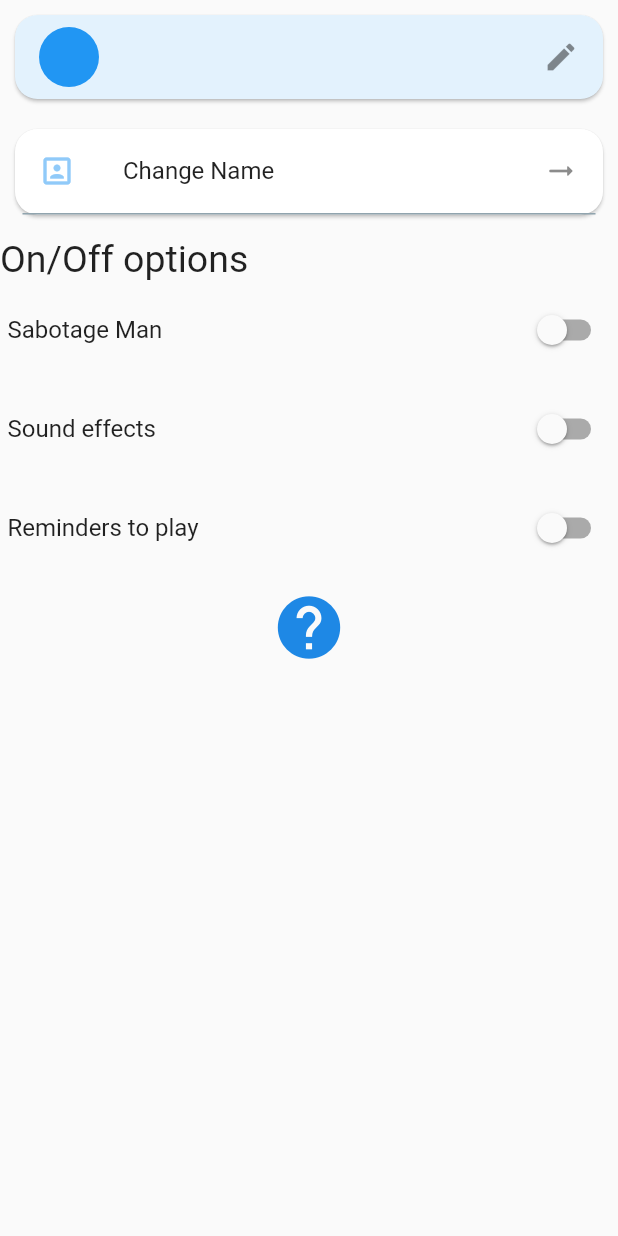
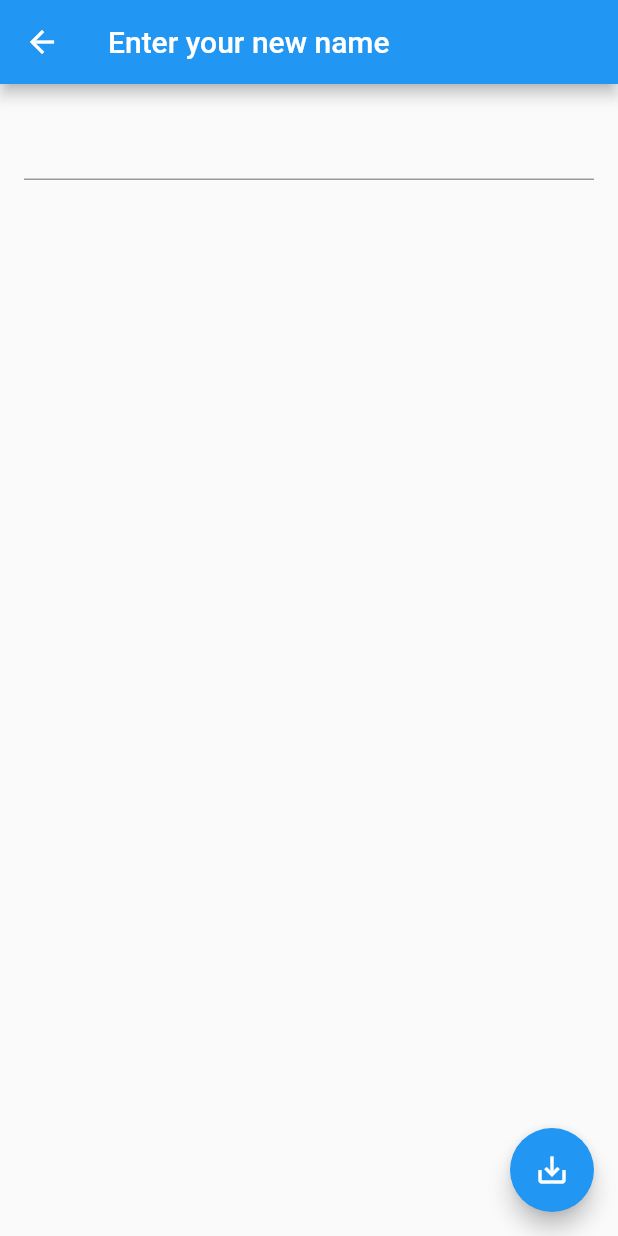
Before and after one commit to hrasheed53/LungDoctor, a Flutter app: the Settings screen opened directly, after a tap on "Change Name", on a phone screen of 412 x 824 dp. Run offline on Flutter 3.47's test engine with Material 2 defaults, Android fonts, the phone set to English and light mode, and no system bars; our stand-ins replace audioplayers, firebase_auth, firebase_core, google_sign_in, photo_view, sqflite; missing offline and left inert: condition; accounts and stored records are empty.

Commit message:
made change name file just need db

```diff
--- /dev/null
+++ b/lib/changeName.dart
@@ -0,0 +1,59 @@
+import 'package:flutter/material.dart';
+
+// Define a custom Form widget.
+class MyCustomForm extends StatefulWidget {
+  @override
+  _MyCustomFormState createState() => _MyCustomFormState();
+}
+
+// Define a corresponding State class.
+// This class holds the data related to the Form.
+class _MyCustomFormState extends State<MyCustomForm> {
+  // Create a text controller and use it to retrieve the current value
+  // of the TextField.
+  final myController = TextEditingController();
+
+  @override
+  void dispose() {
+    // Clean up the controller when the widget is disposed.
+    myController.dispose();
+    super.dispose();
+  }
+
+  @override
+  Widget build(BuildContext context) {
+    return Scaffold(
+      appBar: AppBar(
+        title: Text('Enter your new name'),
+      ),
+      body: Padding(
+        padding: const EdgeInsets.all(16.0),
+        child: TextField(
+          controller: myController,
+        ),
+      ),
+      floatingActionButton: FloatingActionButton(
+        // When the user presses the button, show an alert dialog containing
+        // the text that the user has entered into the text field.
+        onPressed: () {
+          navigateToGame(context);
+          return showDialog(
+            context: context,
+            builder: (context) {
+              return AlertDialog(
+                // Retrieve the text the that user has entered by using the
+                // TextEditingController.
+                content: Text("Your name is changed to " + myController.text),
+              );
+            },
+          );
+        },
+        tooltip: 'Show me the value!',
+        child: Icon(Icons.save_alt_outlined),
+      ),
+    );
+  }
+    Future navigateToGame(context) async {
+    Navigator.of(context).pop();
+  }
+}
--- a/lib/settings.dart
+++ b/lib/settings.dart
@@ -1,5 +1,5 @@
 import 'package:flutter/material.dart';
-
+import 'changeName.dart';
 import 'sabotageInstructions.dart';
 
 class Settings extends StatefulWidget {
@@ -50,8 +50,11 @@ class _SettingsState extends State<Settings> {
                 children: <Widget>[
                   ListTile(
                     onTap: () {
-                      //if we want to add edit profile functionality
-                    },
+                        Navigator.push(
+                        context,
+                        MaterialPageRoute(
+                            builder: (context) => MyCustomForm()));
+                      },
                     leading: Icon(Icons.portrait, color: Colors.blue[200]),
                     title: Text('Change Name'),
                     trailing: Icon(Icons.arrow_right_alt_rounded),
```
